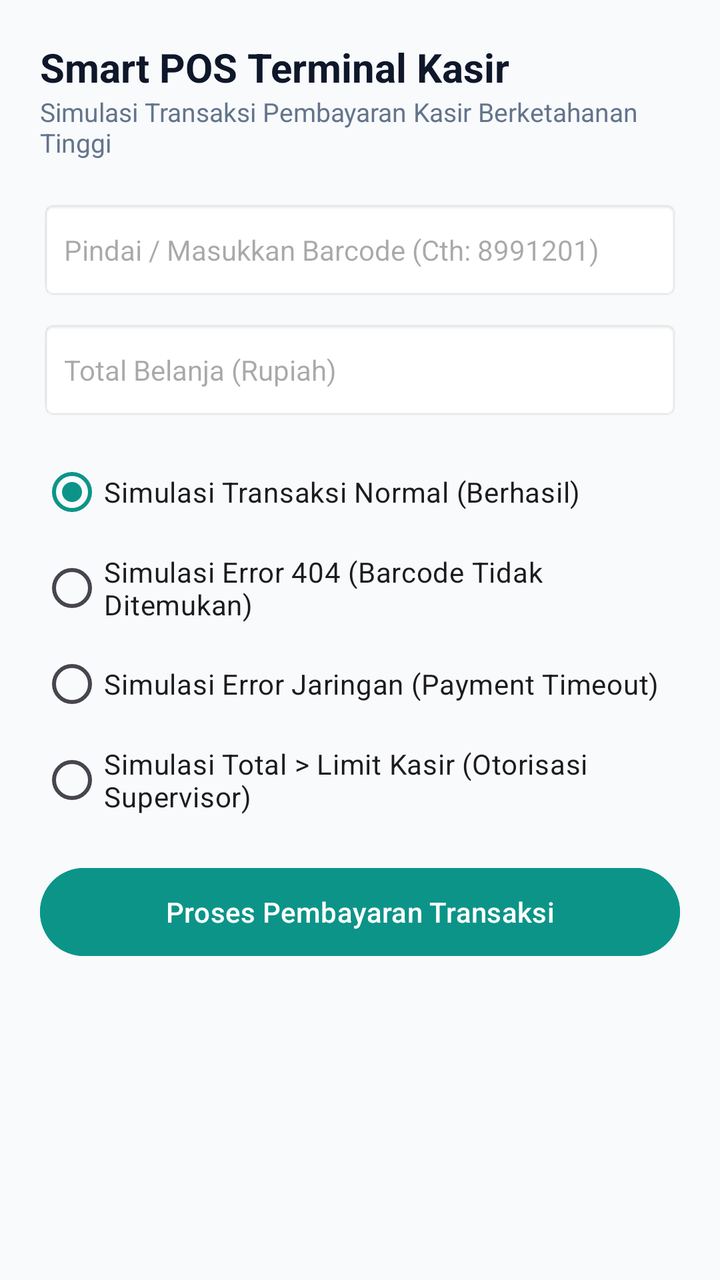
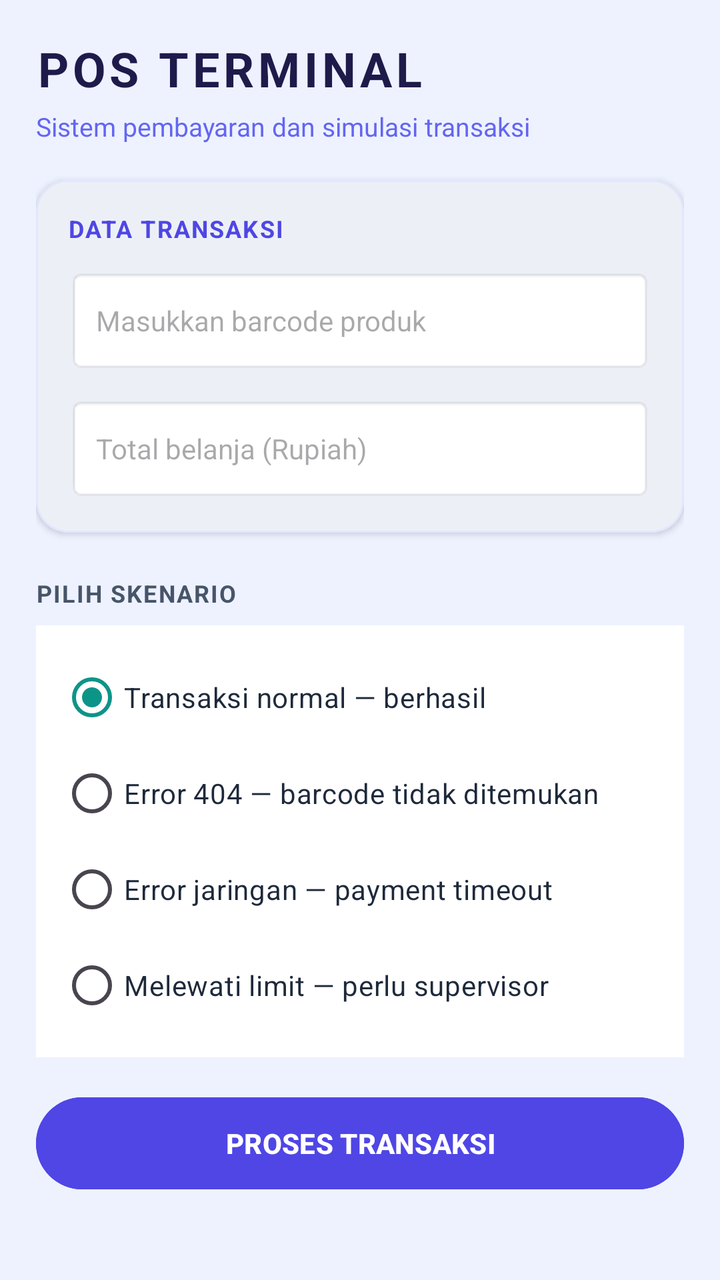

Compare the two renders of this Android layout. The source of the first and the diff that turns it into the second are given below.
<!-- AndroidManifest.xml: application theme Theme.SmartRetailPOS -->
<!-- res/layout/activity_pos.xml -->
<?xml version="1.0" encoding="utf-8"?>
<androidx.coordinatorlayout.widget.CoordinatorLayout
    xmlns:android="http://schemas.android.com/apk/res/android"
    xmlns:app="http://schemas.android.com/apk/res-auto"
    android:id="@+id/coordinatorLayout"
    android:layout_width="match_parent"
    android:layout_height="match_parent"
    android:background="#F8FAFC">

    <ScrollView
        android:layout_width="match_parent"
        android:layout_height="match_parent"
        android:fillViewport="true">

        <LinearLayout
            android:layout_width="match_parent"
            android:layout_height="wrap_content"
            android:orientation="vertical"
            android:padding="20dp">

            <TextView
                android:layout_width="wrap_content"
                android:layout_height="wrap_content"
                android:text="Smart POS Terminal Kasir"
                android:textSize="20sp"
                android:textStyle="bold"
                android:textColor="#0F172A" />

            <TextView
                android:layout_width="wrap_content"
                android:layout_height="wrap_content"
                android:text="Simulasi Transaksi Pembayaran Kasir Berketahanan Tinggi"
                android:textSize="13sp"
                android:textColor="#64748B"
                android:layout_marginBottom="20dp" />

            

            <EditText
                android:id="@+id/etBarcode"
                android:layout_width="match_parent"
                android:layout_height="50dp"
                android:hint="Pindai / Masukkan Barcode (Cth: 8991201)"
                android:background="@android:drawable/editbox_background"
                android:paddingHorizontal="12dp"
                android:inputType="text"
                android:importantForAutofill="no"
                android:textSize="14sp" />

            
            <EditText
                android:id="@+id/etTotalBelanja"
                android:layout_width="match_parent"
                android:layout_height="50dp"
                android:layout_marginTop="10dp"
                android:hint="Total Belanja (Rupiah)"
                android:background="@android:drawable/editbox_background"
                android:paddingHorizontal="12dp"
                android:inputType="numberDecimal"
                android:importantForAutofill="no"
                android:textSize="14sp" />

            <RadioGroup
                android:id="@+id/rgSimulation"
                android:layout_width="match_parent"
                android:layout_height="wrap_content"
                android:layout_marginTop="12dp">

                <RadioButton
                    android:id="@+id/rbSuccess"
                    android:layout_width="wrap_content"
                    android:layout_height="wrap_content"
                    android:text="Simulasi Transaksi Normal (Berhasil)"
                    android:checked="true" />

                <RadioButton
                    android:id="@+id/rbBarcodeError"
                    android:layout_width="wrap_content"
                    android:layout_height="wrap_content"
                    android:text="Simulasi Error 404 (Barcode Tidak Ditemukan)" />

                <RadioButton
                    android:id="@+id/rbNetworkTimeout"
                    android:layout_width="wrap_content"
                    android:layout_height="wrap_content"
                    android:text="Simulasi Error Jaringan (Payment Timeout)" />

                
                <RadioButton
                    android:id="@+id/rbLimitExceeded"
                    android:layout_width="wrap_content"
                    android:layout_height="wrap_content"
                    android:text="Simulasi Total &gt; Limit Kasir (Otorisasi Supervisor)" />
            </RadioGroup>

            <Button
                android:id="@+id/btnProcessPayment"
                android:layout_width="match_parent"
                android:layout_height="52dp"
                android:text="Proses Pembayaran Transaksi"
                android:backgroundTint="#0D9488"
                android:textColor="#FFFFFF"
                android:layout_marginTop="16dp" />

            <ProgressBar
                android:id="@+id/pbPosLoading"
                android:layout_width="wrap_content"
                android:layout_height="wrap_content"
                android:layout_gravity="center"
                android:layout_marginTop="20dp"
                android:visibility="gone" />

            
            <com.google.android.material.card.MaterialCardView
                android:id="@+id/cardPosResult"
                android:layout_width="match_parent"
                android:layout_height="wrap_content"
                android:layout_marginTop="20dp"
                android:visibility="gone"
                app:cardCornerRadius="10dp"
                app:strokeColor="#CBD5E1"
                app:strokeWidth="1dp">

                <LinearLayout
                    android:layout_width="match_parent"
                    android:layout_height="wrap_content"
                    android:orientation="vertical"
                    android:padding="16dp">

                    <TextView
                        android:id="@+id/tvPosStatus"
                        android:layout_width="wrap_content"
                        android:layout_height="wrap_content"
                        android:text="TRANSAKSI BERHASIL"
                        android:textStyle="bold"
                        android:textColor="#16A34A" />

                    <TextView
                        android:id="@+id/tvPosDetails"
                        android:layout_width="match_parent"
                        android:layout_height="wrap_content"
                        android:text="Detail transaksi akan tampil di sini..."
                        android:textSize="13sp"
                        android:textColor="#334155"
                        android:layout_marginTop="8dp" />

                    
                    <TextView
                        android:id="@+id/tvRetryCounter"
                        android:layout_width="match_parent"
                        android:layout_height="wrap_content"
                        android:text="Percobaan koneksi: 0 dari 3"
                        android:textSize="11sp"
                        android:textColor="#64748B"
                        android:layout_marginTop="8dp"
                        android:visibility="gone" />
                </LinearLayout>
            </com.google.android.material.card.MaterialCardView>

        </LinearLayout>
    </ScrollView>
</androidx.coordinatorlayout.widget.CoordinatorLayout>
<!-- resources referenced by this layout -->
<resources>
  <style name="Theme.SmartRetailPOS" parent="Theme.Material3.DayNight.NoActionBar">
          <item name="colorPrimary">@color/teal_primary</item>
      </style>
  <color name="teal_primary">#0D9488</color>
</resources>

<!-- the commit's change to res/layout/activity_pos.xml (unified diff, before → after) -->
@@ -5,7 +5,7 @@
     android:id="@+id/coordinatorLayout"
     android:layout_width="match_parent"
     android:layout_height="match_parent"
-    android:background="#F8FAFC">
+    android:background="#EEF2FF">
 
     <ScrollView
         android:layout_width="match_parent"
@@ -16,98 +16,156 @@
             android:layout_width="match_parent"
             android:layout_height="wrap_content"
             android:orientation="vertical"
-            android:padding="20dp">
-
+            android:padding="18dp">
+
+            
             <TextView
                 android:layout_width="wrap_content"
                 android:layout_height="wrap_content"
-                android:text="Smart POS Terminal Kasir"
-                android:textSize="20sp"
+                android:text="POS TERMINAL"
+                android:textSize="24sp"
                 android:textStyle="bold"
-                android:textColor="#0F172A" />
+                android:textColor="#1E1B4B"
+                android:letterSpacing="0.08" />
 
             <TextView
                 android:layout_width="wrap_content"
                 android:layout_height="wrap_content"
-                android:text="Simulasi Transaksi Pembayaran Kasir Berketahanan Tinggi"
+                android:text="Sistem pembayaran dan simulasi transaksi"
                 android:textSize="13sp"
-                android:textColor="#64748B"
-                android:layout_marginBottom="20dp" />
-
-            
-
-            <EditText
-                android:id="@+id/etBarcode"
-                android:layout_width="match_parent"
-                android:layout_height="50dp"
-                android:hint="Pindai / Masukkan Barcode (Cth: 8991201)"
-                android:background="@android:drawable/editbox_background"
-                android:paddingHorizontal="12dp"
-                android:inputType="text"
-                android:importantForAutofill="no"
-                android:textSize="14sp" />
-
-            
-            <EditText
-                android:id="@+id/etTotalBelanja"
-                android:layout_width="match_parent"
-                android:layout_height="50dp"
-                android:layout_marginTop="10dp"
-                android:hint="Total Belanja (Rupiah)"
-                android:background="@android:drawable/editbox_background"
-                android:paddingHorizontal="12dp"
-                android:inputType="numberDecimal"
-                android:importantForAutofill="no"
-                android:textSize="14sp" />
+                android:textColor="#6366F1"
+                android:layout_marginTop="4dp"
+                android:layout_marginBottom="18dp" />
+
+            
+            <com.google.android.material.card.MaterialCardView
+                android:layout_width="match_parent"
+                android:layout_height="wrap_content"
+                app:cardCornerRadius="16dp"
+                app:cardElevation="2dp"
+                app:strokeColor="#E0E7FF"
+                app:strokeWidth="1dp">
+
+                <LinearLayout
+                    android:layout_width="match_parent"
+                    android:layout_height="wrap_content"
+                    android:orientation="vertical"
+                    android:padding="16dp">
+
+                    <TextView
+                        android:layout_width="wrap_content"
+                        android:layout_height="wrap_content"
+                        android:text="DATA TRANSAKSI"
+                        android:textSize="12sp"
+                        android:textStyle="bold"
+                        android:textColor="#4F46E5"
+                        android:letterSpacing="0.06"
+                        android:layout_marginBottom="12dp" />
+
+                    <EditText
+                        android:id="@+id/etBarcode"
+                        android:layout_width="match_parent"
+                        android:layout_height="52dp"
+                        android:hint="Masukkan barcode produk"
+                        android:background="@android:drawable/editbox_background"
+                        android:paddingHorizontal="14dp"
+                        android:inputType="text"
+                        android:importantForAutofill="no"
+                        android:textSize="14sp" />
+
+                    <EditText
+                        android:id="@+id/etTotalBelanja"
+                        android:layout_width="match_parent"
+                        android:layout_height="52dp"
+                        android:layout_marginTop="12dp"
+                        android:hint="Total belanja (Rupiah)"
+                        android:background="@android:drawable/editbox_background"
+                        android:paddingHorizontal="14dp"
+                        android:inputType="numberDecimal"
+                        android:importantForAutofill="no"
+                        android:textSize="14sp" />
+
+                </LinearLayout>
+
+            </com.google.android.material.card.MaterialCardView>
+
+            
+            <TextView
+                android:layout_width="wrap_content"
+                android:layout_height="wrap_content"
+                android:text="PILIH SKENARIO"
+                android:textSize="12sp"
+                android:textStyle="bold"
+                android:textColor="#475569"
+                android:letterSpacing="0.06"
+                android:layout_marginTop="22dp"
+                android:layout_marginBottom="8dp" />
 
             <RadioGroup
                 android:id="@+id/rgSimulation"
                 android:layout_width="match_parent"
                 android:layout_height="wrap_content"
-                android:layout_marginTop="12dp">
+                android:background="#FFFFFF"
+                android:padding="12dp">
 
                 <RadioButton
                     android:id="@+id/rbSuccess"
-                    android:layout_width="wrap_content"
-                    android:layout_height="wrap_content"
-                    android:text="Simulasi Transaksi Normal (Berhasil)"
-                    android:checked="true" />
+                    android:layout_width="match_parent"
+                    android:layout_height="wrap_content"
+                    android:text="Transaksi normal — berhasil"
+                    android:textSize="14sp"
+                    android:textColor="#1E293B"
+                    android:checked="true"
+                    android:paddingVertical="5dp" />
 
                 <RadioButton
                     android:id="@+id/rbBarcodeError"
-                    android:layout_width="wrap_content"
-                    android:layout_height="wrap_content"
-                    android:text="Simulasi Error 404 (Barcode Tidak Ditemukan)" />
+                    android:layout_width="match_parent"
+                    android:layout_height="wrap_content"
+                    android:text="Error 404 — barcode tidak ditemukan"
+                    android:textSize="14sp"
+                    android:textColor="#1E293B"
+                    android:paddingVertical="5dp" />
 
                 <RadioButton
                     android:id="@+id/rbNetworkTimeout"
-                    android:layout_width="wrap_content"
-                    android:layout_height="wrap_content"
-                    android:text="Simulasi Error Jaringan (Payment Timeout)" />
-
-                
+                    android:layout_width="match_parent"
+                    android:layout_height="wrap_content"
+                    android:text="Error jaringan — payment timeout"
+                    android:textSize="14sp"
+                    android:textColor="#1E293B"
+                    android:paddingVertical="5dp" />
+
                 <RadioButton
                     android:id="@+id/rbLimitExceeded"
-                    android:layout_width="wrap_content"
-                    android:layout_height="wrap_content"
-                    android:text="Simulasi Total &gt; Limit Kasir (Otorisasi Supervisor)" />
+                    android:layout_width="match_parent"
+                    android:layout_height="wrap_content"
+                    android:text="Melewati limit — perlu supervisor"
+                    android:textSize="14sp"
+                    android:textColor="#1E293B"
+                    android:paddingVertical="5dp" />
+
             </RadioGroup>
 
+            
             <Button
                 android:id="@+id/btnProcessPayment"
                 android:layout_width="match_parent"
-                android:layout_height="52dp"
-                android:text="Proses Pembayaran Transaksi"
-                android:backgroundTint="#0D9488"
+                android:layout_height="54dp"
+                android:text="PROSES TRANSAKSI"
+                android:textSize="14sp"
+                android:textStyle="bold"
+                android:backgroundTint="#4F46E5"
                 android:textColor="#FFFFFF"
                 android:layout_marginTop="16dp" />
 
+            
             <ProgressBar
                 android:id="@+id/pbPosLoading"
                 android:layout_width="wrap_content"
                 android:layout_height="wrap_content"
                 android:layout_gravity="center"
-                android:layout_marginTop="20dp"
+                android:layout_marginTop="18dp"
                 android:visibility="gone" />
 
             
@@ -117,23 +175,35 @@
                 android:layout_height="wrap_content"
                 android:layout_marginTop="20dp"
                 android:visibility="gone"
-                app:cardCornerRadius="10dp"
-                app:strokeColor="#CBD5E1"
+                app:cardCornerRadius="16dp"
+                app:cardElevation="2dp"
+                app:strokeColor="#C7D2FE"
                 app:strokeWidth="1dp">
 
                 <LinearLayout
                     android:layout_width="match_parent"
                     android:layout_height="wrap_content"
                     android:orientation="vertical"
-                    android:padding="16dp">
+                    android:padding="18dp">
+
+                    <TextView
+                        android:layout_width="wrap_content"
+                        android:layout_height="wrap_content"
+                        android:text="HASIL TRANSAKSI"
+                        android:textSize="11sp"
+                        android:textStyle="bold"
+                        android:textColor="#6366F1"
+                        android:letterSpacing="0.06" />
 
                     <TextView
                         android:id="@+id/tvPosStatus"
                         android:layout_width="wrap_content"
                         android:layout_height="wrap_content"
                         android:text="TRANSAKSI BERHASIL"
+                        android:textSize="17sp"
                         android:textStyle="bold"
-                        android:textColor="#16A34A" />
+                        android:textColor="#16A34A"
+                        android:layout_marginTop="8dp" />
 
                     <TextView
                         android:id="@+id/tvPosDetails"
@@ -144,7 +214,6 @@
                         android:textColor="#334155"
                         android:layout_marginTop="8dp" />
 
-                    
                     <TextView
                         android:id="@+id/tvRetryCounter"
                         android:layout_width="match_parent"
@@ -152,11 +221,15 @@
                         android:text="Percobaan koneksi: 0 dari 3"
                         android:textSize="11sp"
                         android:textColor="#64748B"
-                        android:layout_marginTop="8dp"
+                        android:layout_marginTop="10dp"
                         android:visibility="gone" />
+
                 </LinearLayout>
+
             </com.google.android.material.card.MaterialCardView>
 
         </LinearLayout>
+
     </ScrollView>
+
 </androidx.coordinatorlayout.widget.CoordinatorLayout>
